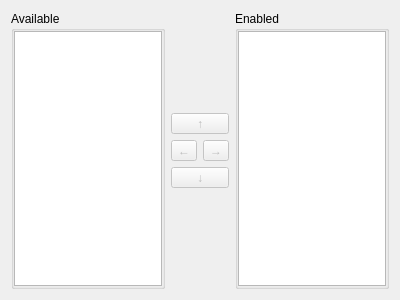
Before: the Qt Designer form src/toolbareditor.ui in feelx88/git-qui, drawn with Qt 5.
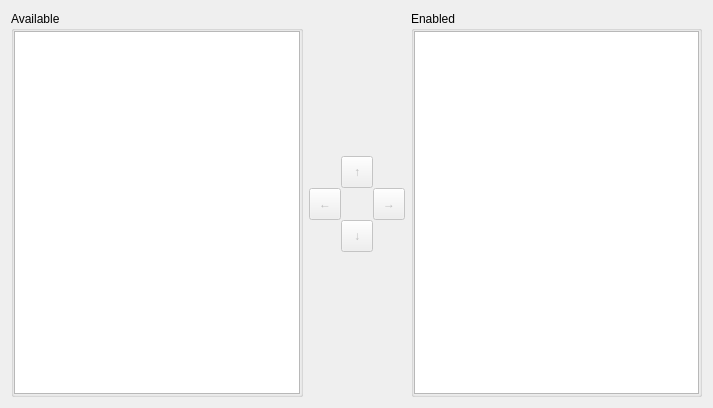
After: the same form once the commit is applied. Icons and pictures are not drawn.

Commit message: Overhauled tool bar editor ui.

Patch:
```diff
--- a/src/toolbareditor.ui
+++ b/src/toolbareditor.ui
@@ -6,8 +6,8 @@
    <rect>
     <x>0</x>
     <y>0</y>
-    <width>400</width>
-    <height>300</height>
+    <width>713</width>
+    <height>408</height>
    </rect>
   </property>
   <property name="windowTitle">
@@ -69,38 +69,129 @@
       </spacer>
      </item>
      <item>
-      <widget class="QToolButton" name="toolButtonUp">
-       <property name="enabled">
-        <bool>false</bool>
+      <layout class="QGridLayout" name="gridLayout">
+       <property name="spacing">
+        <number>0</number>
        </property>
-       <property name="sizePolicy">
-        <sizepolicy hsizetype="Expanding" vsizetype="Fixed">
-         <horstretch>0</horstretch>
-         <verstretch>0</verstretch>
-        </sizepolicy>
-       </property>
-       <property name="text">
-        <string>↑</string>
-       </property>
-      </widget>
-     </item>
-     <item>
-      <layout class="QHBoxLayout" name="horizontalLayout_2">
-       <item>
+       <item row="0" column="0">
+        <spacer name="horizontalSpacer">
+         <property name="orientation">
+          <enum>Qt::Horizontal</enum>
+         </property>
+         <property name="sizeType">
+          <enum>QSizePolicy::Minimum</enum>
+         </property>
+         <property name="sizeHint" stdset="0">
+          <size>
+           <width>1</width>
+           <height>1</height>
+          </size>
+         </property>
+        </spacer>
+       </item>
+       <item row="1" column="0">
         <widget class="QToolButton" name="toolButtonLeft">
          <property name="enabled">
           <bool>false</bool>
          </property>
+         <property name="minimumSize">
+          <size>
+           <width>32</width>
+           <height>32</height>
+          </size>
+         </property>
          <property name="text">
           <string>←</string>
          </property>
         </widget>
        </item>
-       <item>
+       <item row="0" column="1">
+        <widget class="QToolButton" name="toolButtonUp">
+         <property name="enabled">
+          <bool>false</bool>
+         </property>
+         <property name="sizePolicy">
+          <sizepolicy hsizetype="Fixed" vsizetype="Fixed">
+           <horstretch>0</horstretch>
+           <verstretch>0</verstretch>
+          </sizepolicy>
+         </property>
+         <property name="minimumSize">
+          <size>
+           <width>32</width>
+           <height>32</height>
+          </size>
+         </property>
+         <property name="text">
+          <string>↑</string>
+         </property>
+         <property name="icon">
+          <iconset theme="go-up">
+           <normalon>:/deploy/icons/go-up.svg</normalon>
+          </iconset>
+         </property>
+        </widget>
+       </item>
+       <item row="3" column="1">
+        <widget class="QToolButton" name="toolButtonDown">
+         <property name="enabled">
+          <bool>false</bool>
+         </property>
+         <property name="sizePolicy">
+          <sizepolicy hsizetype="Fixed" vsizetype="Fixed">
+           <horstretch>0</horstretch>
+           <verstretch>0</verstretch>
+          </sizepolicy>
+         </property>
+         <property name="minimumSize">
+          <size>
+           <width>32</width>
+           <height>32</height>
+          </size>
+         </property>
+         <property name="text">
+          <string>↓</string>
+         </property>
+         <property name="icon">
+          <iconset theme="go-down">
+           <normalon>:/deploy/icons/go-down.svg</normalon>
+          </iconset>
+         </property>
+        </widget>
+       </item>
+       <item row="0" column="2">
+        <spacer name="horizontalSpacer_2">
+         <property name="orientation">
+          <enum>Qt::Horizontal</enum>
+         </property>
+         <property name="sizeType">
+          <enum>QSizePolicy::Minimum</enum>
+         </property>
+         <property name="sizeHint" stdset="0">
+          <size>
+           <width>1</width>
+           <height>1</height>
+          </size>
+         </property>
+        </spacer>
+       </item>
+       <item row="1" column="2">
         <widget class="QToolButton" name="toolButtonRight">
          <property name="enabled">
           <bool>false</bool>
          </property>
+         <property name="sizePolicy">
+          <sizepolicy hsizetype="Maximum" vsizetype="Fixed">
+           <horstretch>0</horstretch>
+           <verstretch>0</verstretch>
+          </sizepolicy>
+         </property>
+         <property name="minimumSize">
+          <size>
+           <width>32</width>
+           <height>32</height>
+          </size>
+         </property>
          <property name="text">
           <string>→</string>
          </property>
@@ -108,22 +199,6 @@
        </item>
       </layout>
      </item>
-     <item>
-      <widget class="QToolButton" name="toolButtonDown">
-       <property name="enabled">
-        <bool>false</bool>
-       </property>
-       <property name="sizePolicy">
-        <sizepolicy hsizetype="Expanding" vsizetype="Fixed">
-         <horstretch>0</horstretch>
-         <verstretch>0</verstretch>
-        </sizepolicy>
-       </property>
-       <property name="text">
-        <string>↓</string>
-       </property>
-      </widget>
-     </item>
      <item>
       <spacer name="verticalSpacer">
        <property name="orientation">
@@ -144,6 +219,9 @@
      <property name="title">
       <string>Enabled</string>
      </property>
+     <property name="flat">
+      <bool>true</bool>
+     </property>
      <layout class="QHBoxLayout" name="horizontalLayout_4">
       <property name="leftMargin">
        <number>0</number>
```
Left out of the diff: 12 changed lines with no effect on the pictures.
